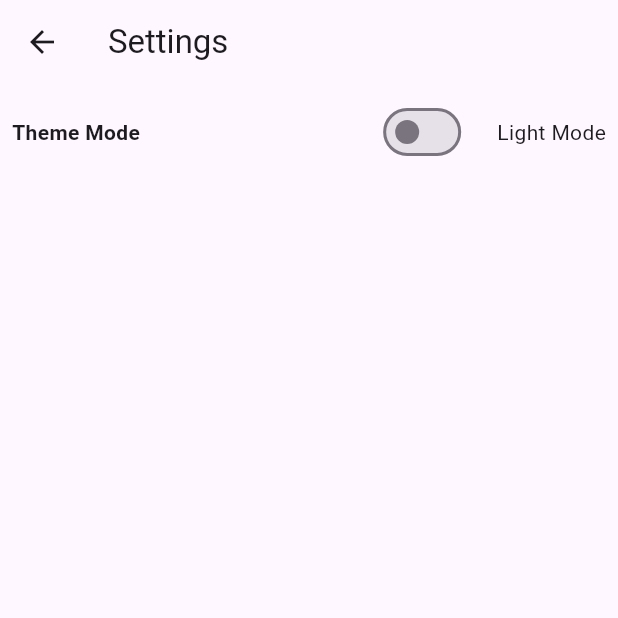
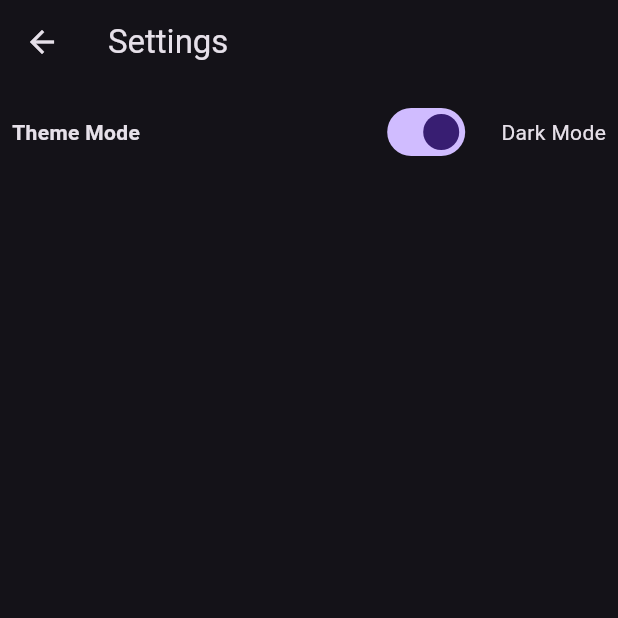
Before and after one commit to asvpxvivien/funnyfacts_app, a Flutter app: the SettingsScreen screen opened directly, on a phone screen of 412 x 824 dp, the top half of it. Run offline on Flutter 3.47's test engine with Material 3 defaults, Android fonts, the phone set to English and light mode, and no system bars; our stand-ins replace dio; network calls fail.

```diff
--- a/lib/providers/themeProvider.dart
+++ b/lib/providers/themeProvider.dart
@@ -1,12 +1,9 @@
 import 'package:flutter/material.dart';
 
 class Themeprovider extends ChangeNotifier {
-  bool _isDarkModeChecked = false;
-
-  bool get isDarkModeChecked => _isDarkModeChecked;
-
-  void toggleTheme() {
-    _isDarkModeChecked = !_isDarkModeChecked;
+  bool isDarkModeChecked = true;
+  void updateMode({required bool darkMode}) {
+    isDarkModeChecked = darkMode;
     notifyListeners();
   }
 }
--- a/lib/screens/settings_screen.dart
+++ b/lib/screens/settings_screen.dart
@@ -1,5 +1,7 @@
 import 'package:flutter/material.dart';
+import 'package:funfacts/providers/themeProvider.dart';
 import 'package:funfacts/widgets/themeSwitcher.dart';
+import 'package:provider/provider.dart';
 
 class SettingsScreen extends StatefulWidget {
   const SettingsScreen({super.key});
@@ -11,6 +13,7 @@ class SettingsScreen extends StatefulWidget {
 class _SettingsScreenState extends State<SettingsScreen> {
   @override
   Widget build(BuildContext context) {
+    var themeProvider = Provider.of<Themeprovider>(context);
     return Scaffold(
       appBar: AppBar(title: Text("Settings")),
 
--- a/lib/widgets/themeSwitcher.dart
+++ b/lib/widgets/themeSwitcher.dart
@@ -1,4 +1,6 @@
 import 'package:flutter/material.dart';
+import 'package:provider/provider.dart';
+import 'package:funfacts/providers/themeProvider.dart';
 
 class Themeswitcher extends StatefulWidget {
   const Themeswitcher({super.key});
@@ -8,9 +10,10 @@ class Themeswitcher extends StatefulWidget {
 }
 
 class _ThemeswitcherState extends State<Themeswitcher> {
-  bool isChecked = false;
   @override
   Widget build(BuildContext context) {
+    var themeProvider = Provider.of<Themeprovider>(context);
+
     return Padding(
       padding: const EdgeInsets.all(8.0),
       child: Row(
@@ -20,14 +23,15 @@ class _ThemeswitcherState extends State<Themeswitcher> {
           Row(
             children: [
               Switch(
-                value: isChecked,
+                value: themeProvider.isDarkModeChecked,
                 onChanged: (value) {
-                  isChecked = value;
-                  setState(() {});
+                  themeProvider.updateMode(darkMode: value);
                 },
               ),
               SizedBox(width: 20),
-              Text(isChecked ? "Dark Mode" : "Light Mode"),
+              Text(
+                themeProvider.isDarkModeChecked ? "Dark Mode" : "Light Mode",
+              ),
             ],
           ),
         ],
```
